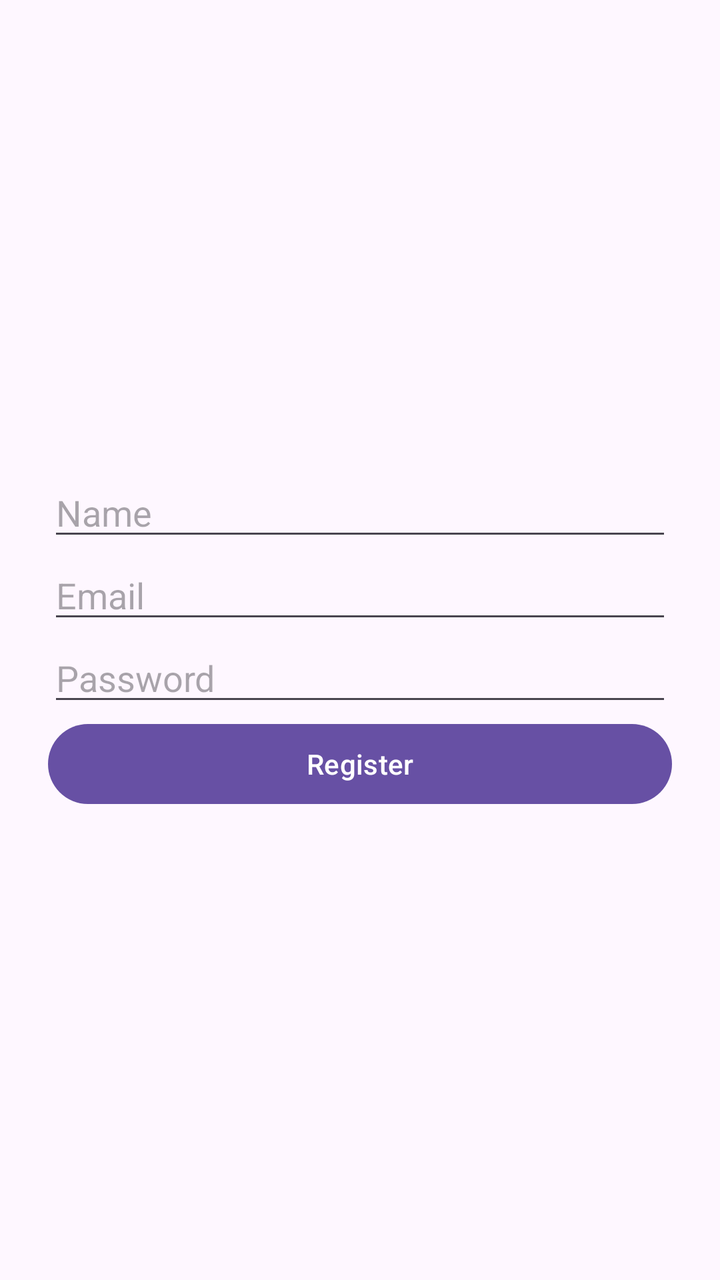
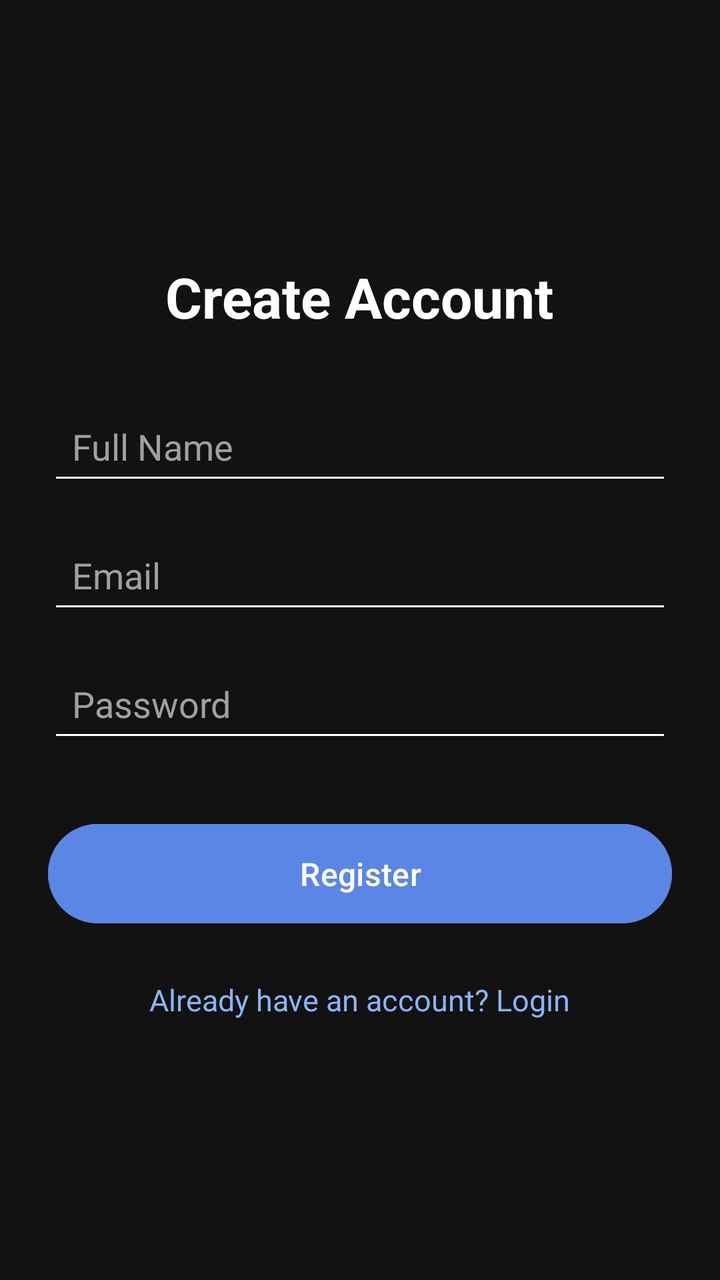

Before-and-after screenshots of an Android layout around one commit, followed by the original layout XML and the change that was made.
<!-- AndroidManifest.xml: application theme Theme.HabitTracker -->
<!-- res/layout/activity_register.xml -->
<LinearLayout
    xmlns:android="http://schemas.android.com/apk/res/android"
    android:orientation="vertical"
    android:padding="24dp"
    android:layout_width="match_parent"
    android:layout_height="match_parent"
    android:layout_gravity="center"
    android:gravity="center">

    <EditText
        android:id="@+id/etName"
        android:hint="Name"
        android:layout_width="match_parent"
        android:layout_height="wrap_content"/>

    <EditText
        android:id="@+id/etEmail"
        android:hint="Email"
        android:layout_width="match_parent"
        android:layout_height="wrap_content"/>

    <EditText
        android:id="@+id/etPassword"
        android:hint="Password"
        android:inputType="textPassword"
        android:layout_width="match_parent"
        android:layout_height="wrap_content"/>

    <Button
        android:id="@+id/btnRegister"
        android:text="Register"
        android:layout_width="match_parent"
        android:layout_height="wrap_content"/>

</LinearLayout>
<!-- resources referenced by this layout -->
<resources>
  <style name="Theme.HabitTracker" parent="Base.Theme.HabitTracker" />
  <style name="Base.Theme.HabitTracker" parent="Theme.Material3.DayNight.NoActionBar">
          
          
      </style>
</resources>

<!-- the commit's change to res/layout/activity_register.xml (unified diff, before → after) -->
@@ -1,35 +1,74 @@
+<?xml version="1.0" encoding="utf-8"?>
 <LinearLayout
     xmlns:android="http://schemas.android.com/apk/res/android"
+    android:layout_width="match_parent"
+    android:layout_height="match_parent"
     android:orientation="vertical"
     android:padding="24dp"
-    android:layout_width="match_parent"
-    android:layout_height="match_parent"
-    android:layout_gravity="center"
+    android:background="#121212"
     android:gravity="center">
+
+    <TextView
+        android:layout_width="wrap_content"
+        android:layout_height="wrap_content"
+        android:text="Create Account"
+        android:textSize="28sp"
+        android:textStyle="bold"
+        android:textColor="@android:color/white"
+        android:layout_marginBottom="32dp"/>
 
     <EditText
         android:id="@+id/etName"
-        android:hint="Name"
         android:layout_width="match_parent"
-        android:layout_height="wrap_content"/>
+        android:layout_height="wrap_content"
+        android:hint="Full Name"
+        android:textColor="@android:color/white"
+        android:textColorHint="#A0A0A0"
+        android:backgroundTint="@android:color/white"
+        android:padding="12dp"/>
 
     <EditText
         android:id="@+id/etEmail"
+        android:layout_width="match_parent"
+        android:layout_height="wrap_content"
+        android:layout_marginTop="16dp"
         android:hint="Email"
-        android:layout_width="match_parent"
-        android:layout_height="wrap_content"/>
+        android:inputType="textEmailAddress"
+        android:textColor="@android:color/white"
+        android:textColorHint="#A0A0A0"
+        android:backgroundTint="@android:color/white"
+        android:padding="12dp"/>
 
     <EditText
         android:id="@+id/etPassword"
+        android:layout_width="match_parent"
+        android:layout_height="wrap_content"
+        android:layout_marginTop="16dp"
         android:hint="Password"
         android:inputType="textPassword"
-        android:layout_width="match_parent"
-        android:layout_height="wrap_content"/>
+        android:textColor="@android:color/white"
+        android:textColorHint="#A0A0A0"
+        android:backgroundTint="@android:color/white"
+        android:padding="12dp"/>
 
     <Button
         android:id="@+id/btnRegister"
+        android:layout_width="match_parent"
+        android:layout_height="wrap_content"
+        android:layout_marginTop="32dp"
         android:text="Register"
-        android:layout_width="match_parent"
-        android:layout_height="wrap_content"/>
+        android:textColor="@android:color/white"
+        android:backgroundTint="#5B86E5"
+        android:padding="14dp"
+        android:textSize="16sp"/>
+
+    <TextView
+        android:id="@+id/txtLoginLink"
+        android:layout_width="wrap_content"
+        android:layout_height="wrap_content"
+        android:text="Already have an account? Login"
+        android:textColor="#8AB4F8"
+        android:paddingTop="24dp"
+        android:textSize="15sp"/>
 
 </LinearLayout>
